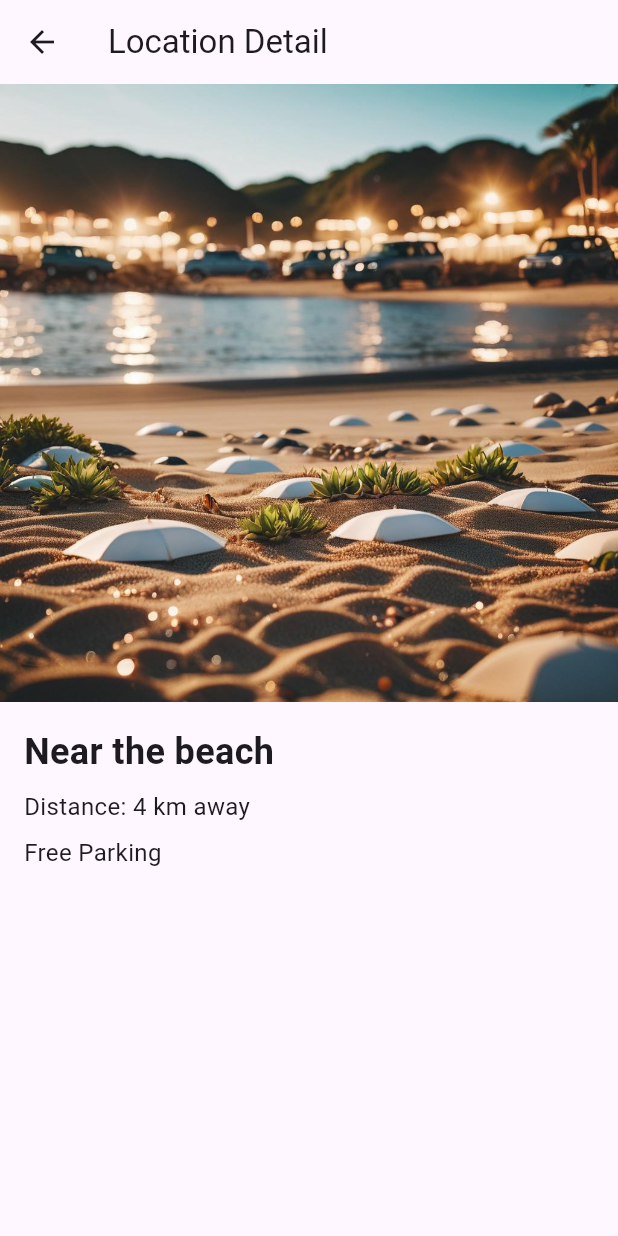
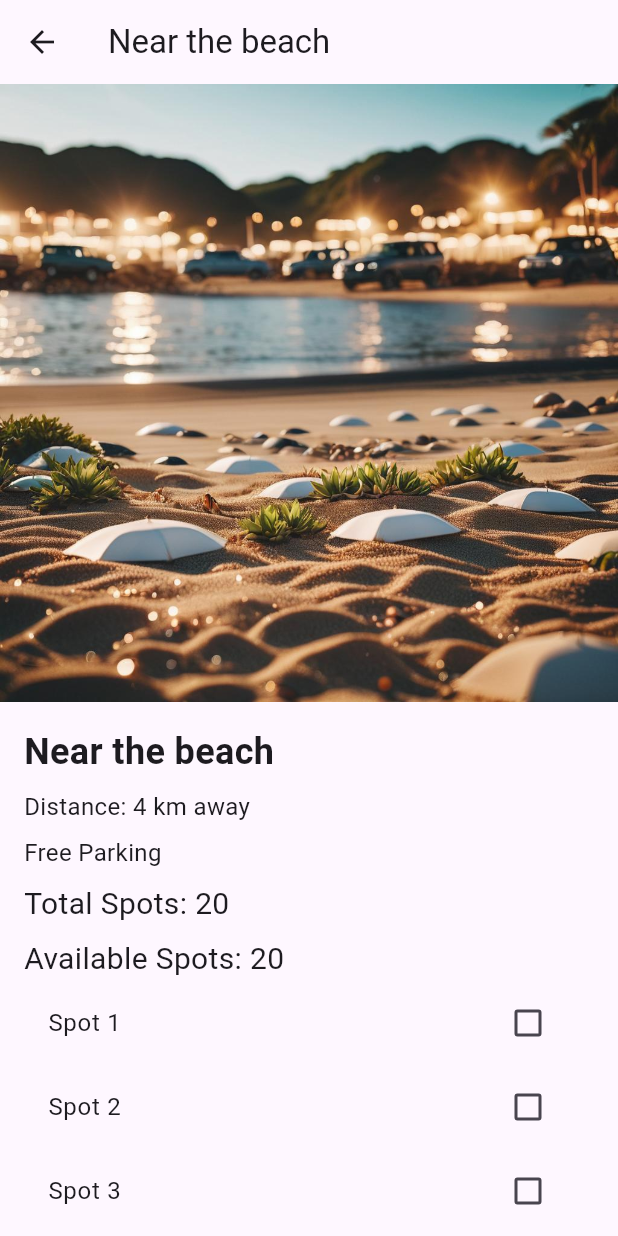
Before and after one commit to amalendu123/producthon-02, a Flutter app: the Home screen opened directly, after a tap on "Near the beach", on a phone screen of 412 x 824 dp. Run offline on Flutter 3.47's test engine with Material 3 defaults, Android fonts, the phone set to English and light mode, and no system bars; our stand-ins replace timeline_tile.

Commit message:
added spot array

```diff
--- a/appcode/assets/location.json
+++ b/appcode/assets/location.json
@@ -8,8 +8,8 @@
             "price":0,
             "image":"assets/Location_image/image1.jpg",
             "totalSlots":20,
-            "available":20
-
+            "available":20,
+            "spot":["0","0","0","0","0","0","0","0","0","0","0","0","0","0","0","0","0","0","0","0"]
         },
         {
             "id":0,
@@ -19,7 +19,8 @@
             "price":0,
             "image":"assets/Location_image/image2.jpg",
             "totalSlots":20,
-            "available":20
+            "available":20,
+            "spot":["0","0","0","0","0","0","0","0","0","0","0","0","0","0","0","0","0","0","0","0"]
 
         },
         {
@@ -30,8 +31,8 @@
             "price":10,
             "image":"assets/Location_image/image3.jpg",
             "totalSlots":20,
-            "available":20
-
+            "available":20,
+            "spot":["0","0","0","0","0","0","0","0","0","0","0","0","0","0","0","0","0","0","0","0"]
         }
     ]
 }
--- a/appcode/lib/Homescreen/Homescreen.dart
+++ b/appcode/lib/Homescreen/Homescreen.dart
@@ -93,6 +93,9 @@ class _HomeState extends State<Home> {
                           isPaid: item["isPaid"],
                           price: item["price"],
                           image: item["image"],
+                          totalSpots: item["totalSlots"],
+                          availableSpots: item["available"],
+                          spots:item["spot"]
                         ),
                       ),
                     );
--- a/appcode/lib/component/LocationDetailPage.dart
+++ b/appcode/lib/component/LocationDetailPage.dart
@@ -6,6 +6,10 @@ class LocationDetailPage extends StatelessWidget {
   final bool isPaid;
   final int price;
   final String image;
+  final int totalSpots;
+  final int availableSpots;
+  final List spots;
+
 
   const LocationDetailPage({
     Key? key,
@@ -14,21 +18,28 @@ class LocationDetailPage extends StatelessWidget {
     required this.isPaid,
     required this.price,
     required this.image,
+    required this.totalSpots,
+    required this.availableSpots,
+    required this.spots
   }) : super(key: key);
 
   @override
   Widget build(BuildContext context) {
     return Scaffold(
       appBar: AppBar(
-        title: Text('Location Detail'),
+        title: Text(name),
       ),
       body: SingleChildScrollView(
         child: Column(
           crossAxisAlignment: CrossAxisAlignment.start,
+
           children: [
-            Image.asset(
-              image,
-              fit: BoxFit.cover,
+            Center(
+              child: Image.asset(
+                image,
+                fit: BoxFit.cover,
+
+              ),
             ),
             Padding(
               padding: const EdgeInsets.all(16.0),
@@ -57,6 +68,23 @@ class LocationDetailPage extends StatelessWidget {
                       'Price: \$$price',
                       style: TextStyle(fontSize: 16),
                     ),
+                  const SizedBox(height: 8),
+                  Text(
+                    'Total Spots: $totalSpots',
+                    style: TextStyle(fontSize: 20),
+                  ),
+                  const SizedBox(height: 8),
+                  Text(
+                    'Available Spots: $availableSpots',
+                    style: TextStyle(fontSize: 20),
+                  ),
+                  for (int i = 0; i < spots.length; i++)
+                    CheckboxListTile(
+                      title: Text('Spot ${i + 1}'),
+                      value:spots[i] == '1'?true : false,
+                      onChanged:spots[i] =='1'? null: (newValue) {print('Checkbox ${i + 1} changed to: $newValue');
+                       }, // Disable checkbox interaction
+                    ),
                 ],
               ),
             ),
--- a/appcode/lib/component/Locationcard.dart
+++ b/appcode/lib/component/Locationcard.dart
@@ -7,6 +7,9 @@ class LocationCard extends StatelessWidget {
   final bool isPaid;
   final int price;
   final String image;
+  final int totalSpots;
+  final int availableSpots;
+  final List spots;
 
   const LocationCard({
     Key? key,
@@ -15,6 +18,9 @@ class LocationCard extends StatelessWidget {
     required this.isPaid,
     required this.price,
     required this.image,
+    required this.totalSpots,
+    required this.availableSpots,
+    required this.spots
   }) : super(key: key);
 
   @override
@@ -31,6 +37,9 @@ class LocationCard extends StatelessWidget {
               isPaid: isPaid,
               price: price,
               image: image,
+              totalSpots: totalSpots,
+              availableSpots: availableSpots,
+              spots: spots
             ),
           ),
         );
```
